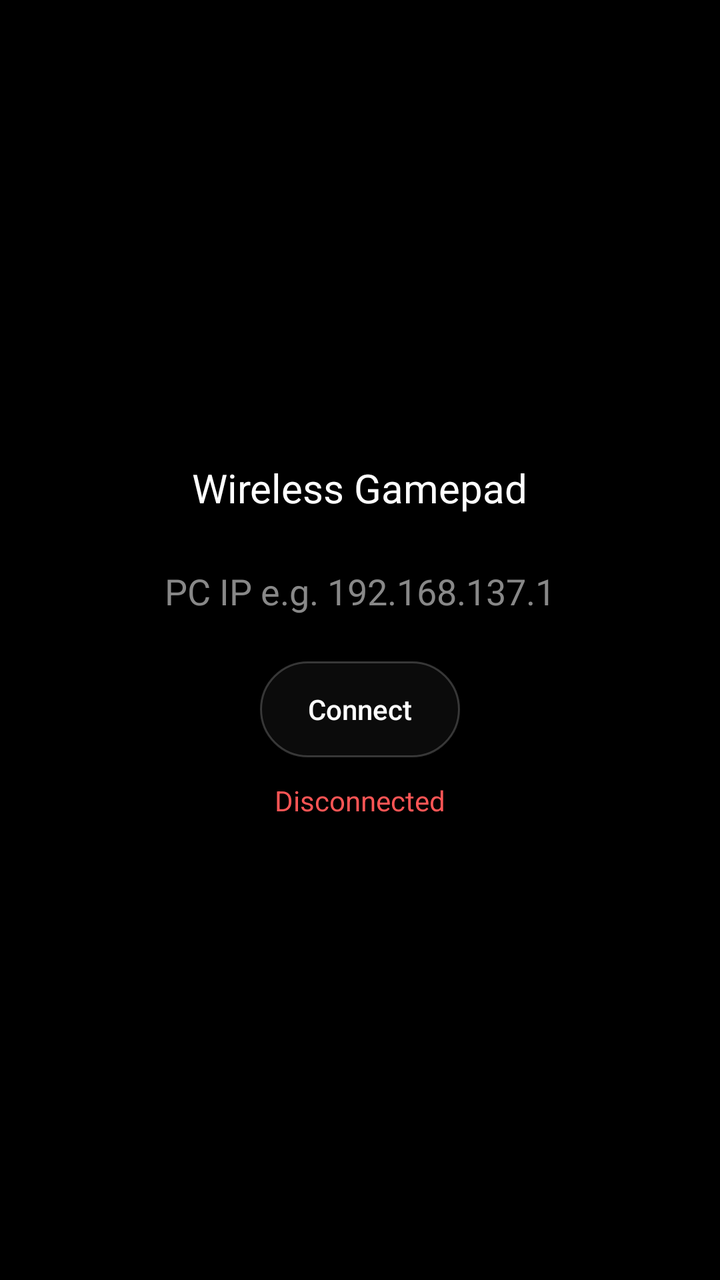
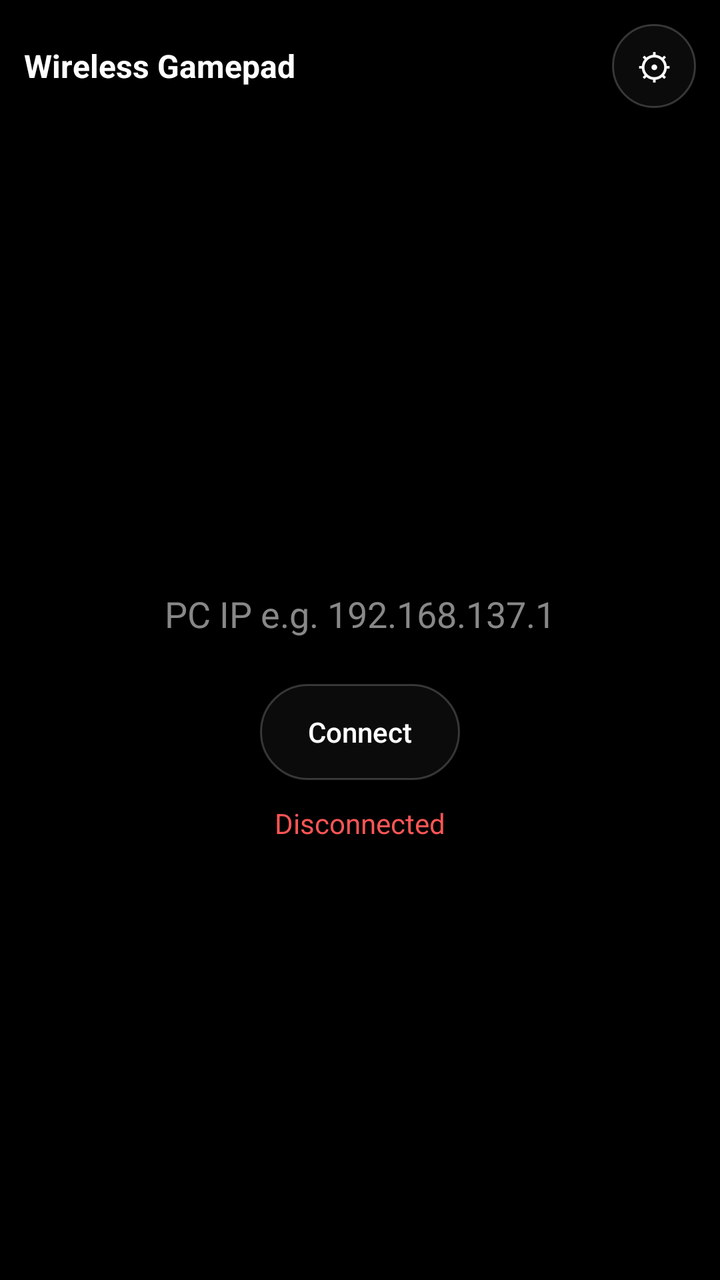

Two renders of the same Android screen: before a commit and after it. Below are the layout's source before the change and the commit's diff.
<!-- AndroidManifest.xml: application theme Theme.Gamepad -->
<!-- res/layout/activity_main.xml -->
<?xml version="1.0" encoding="utf-8"?>
<FrameLayout xmlns:android="http://schemas.android.com/apk/res/android"
    android:layout_width="match_parent"
    android:layout_height="match_parent"
    android:keepScreenOn="true"
    android:background="#000000">

    
    <FrameLayout
        android:id="@+id/gamepadRoot"
        android:layout_width="match_parent"
        android:layout_height="match_parent"
        android:visibility="gone">

        
        <com.tombstone.wirelessgamepad.JoystickView
            android:id="@+id/leftStick"
            android:layout_width="160dp"
            android:layout_height="160dp" />

        
        <com.tombstone.wirelessgamepad.JoystickView
            android:id="@+id/rightStick"
            android:layout_width="160dp"
            android:layout_height="160dp" />

        
        <com.tombstone.wirelessgamepad.TriggerSliderView
            android:id="@+id/ltSlider"
            android:layout_width="72dp"
            android:layout_height="56dp" />

        
        <com.tombstone.wirelessgamepad.TriggerSliderView
            android:id="@+id/rtSlider"
            android:layout_width="72dp"
            android:layout_height="56dp" />

        
        <androidx.appcompat.widget.AppCompatButton
            android:id="@+id/lbBtn"
            android:layout_width="88dp"
            android:layout_height="40dp"
            android:background="@drawable/shoulder_button_bg"
            android:text="LB"
            android:textAllCaps="false"
            android:textColor="#CCCCCC"
            android:textSize="13sp"
            android:textStyle="bold"
            android:letterSpacing="0.05" />

        
        <androidx.appcompat.widget.AppCompatButton
            android:id="@+id/rbBtn"
            android:layout_width="88dp"
            android:layout_height="40dp"
            android:background="@drawable/shoulder_button_bg"
            android:text="RB"
            android:textAllCaps="false"
            android:textColor="#CCCCCC"
            android:textSize="13sp"
            android:textStyle="bold"
            android:letterSpacing="0.05" />

        
        <androidx.appcompat.widget.AppCompatButton
            android:id="@+id/l3Btn"
            android:layout_width="48dp"
            android:layout_height="48dp"
            android:background="@drawable/circle_button_bg"
            android:text="🏃"
            android:textSize="18sp" />

        
        <androidx.appcompat.widget.AppCompatButton
            android:id="@+id/r3Btn"
            android:layout_width="48dp"
            android:layout_height="48dp"
            android:background="@drawable/circle_button_bg"
            android:text="🎯"
            android:textSize="18sp" />

        
        <androidx.appcompat.widget.AppCompatButton
            android:id="@+id/backBtn"
            android:layout_width="64dp"
            android:layout_height="32dp"
            android:background="@drawable/pill_button_bg"
            android:text="SELECT"
            android:textAllCaps="false"
            android:textColor="#AAAAAA"
            android:textSize="9sp"
            android:letterSpacing="0.05" />

        
        <androidx.appcompat.widget.AppCompatButton
            android:id="@+id/homeBtn"
            android:layout_width="44dp"
            android:layout_height="44dp"
            android:background="@drawable/circle_button_bg"
            android:text="⌂"
            android:textColor="#FFFFFF"
            android:textSize="18sp" />

        
        <androidx.appcompat.widget.AppCompatButton
            android:id="@+id/startBtn"
            android:layout_width="64dp"
            android:layout_height="32dp"
            android:background="@drawable/pill_button_bg"
            android:text="START"
            android:textAllCaps="false"
            android:textColor="#AAAAAA"
            android:textSize="9sp"
            android:letterSpacing="0.05" />

        
        <RelativeLayout
            android:id="@+id/dpad"
            android:layout_width="156dp"
            android:layout_height="156dp">

            <androidx.appcompat.widget.AppCompatButton
                android:id="@+id/dUp"
                android:layout_width="48dp"
                android:layout_height="48dp"
                android:layout_centerHorizontal="true"
                android:layout_alignParentTop="true"
                android:background="@drawable/pill_button_bg"
                android:text="▲"
                android:textColor="#CCCCCC"
                android:textSize="16sp" />

            <androidx.appcompat.widget.AppCompatButton
                android:id="@+id/dDown"
                android:layout_width="48dp"
                android:layout_height="48dp"
                android:layout_centerHorizontal="true"
                android:layout_alignParentBottom="true"
                android:background="@drawable/pill_button_bg"
                android:text="▼"
                android:textColor="#CCCCCC"
                android:textSize="16sp" />

            <androidx.appcompat.widget.AppCompatButton
                android:id="@+id/dLeft"
                android:layout_width="48dp"
                android:layout_height="48dp"
                android:layout_alignParentStart="true"
                android:layout_centerVertical="true"
                android:background="@drawable/pill_button_bg"
                android:text="◀"
                android:textColor="#CCCCCC"
                android:textSize="16sp" />

            <androidx.appcompat.widget.AppCompatButton
                android:id="@+id/dRight"
                android:layout_width="48dp"
                android:layout_height="48dp"
                android:layout_alignParentEnd="true"
                android:layout_centerVertical="true"
                android:background="@drawable/pill_button_bg"
                android:text="▶"
                android:textColor="#CCCCCC"
                android:textSize="16sp" />
        </RelativeLayout>

        
        <RelativeLayout
            android:id="@+id/abxy"
            android:layout_width="156dp"
            android:layout_height="156dp">

            
            <androidx.appcompat.widget.AppCompatButton
                android:id="@+id/btnY"
                android:layout_width="52dp"
                android:layout_height="52dp"
                android:layout_centerHorizontal="true"
                android:layout_alignParentTop="true"
                android:background="@drawable/btn_y_bg"
                android:text="Y"
                android:textColor="#FFC107"
                android:textStyle="bold"
                android:textSize="15sp" />

            
            <androidx.appcompat.widget.AppCompatButton
                android:id="@+id/btnA"
                android:layout_width="52dp"
                android:layout_height="52dp"
                android:layout_centerHorizontal="true"
                android:layout_alignParentBottom="true"
                android:background="@drawable/btn_a_bg"
                android:text="A"
                android:textColor="#4CAF50"
                android:textStyle="bold"
                android:textSize="15sp" />

            
            <androidx.appcompat.widget.AppCompatButton
                android:id="@+id/btnX"
                android:layout_width="52dp"
                android:layout_height="52dp"
                android:layout_alignParentStart="true"
                android:layout_centerVertical="true"
                android:background="@drawable/btn_x_bg"
                android:text="X"
                android:textColor="#2196F3"
                android:textStyle="bold"
                android:textSize="15sp" />

            
            <androidx.appcompat.widget.AppCompatButton
                android:id="@+id/btnB"
                android:layout_width="52dp"
                android:layout_height="52dp"
                android:layout_alignParentEnd="true"
                android:layout_centerVertical="true"
                android:background="@drawable/btn_b_bg"
                android:text="B"
                android:textColor="#F44336"
                android:textStyle="bold"
                android:textSize="15sp" />
        </RelativeLayout>

    </FrameLayout>

    
    <LinearLayout
        android:id="@+id/connectScreen"
        android:layout_width="match_parent"
        android:layout_height="match_parent"
        android:background="#000000"
        android:gravity="center"
        android:orientation="vertical"
        android:padding="24dp">

        <TextView
            android:layout_width="wrap_content"
            android:layout_height="wrap_content"
            android:layout_marginBottom="16dp"
            android:text="Wireless Gamepad"
            android:textColor="#FFFFFF"
            android:textSize="20sp" />

        <EditText
            android:id="@+id/ipInput"
            android:layout_width="260dp"
            android:layout_height="wrap_content"
            android:gravity="center"
            android:hint="PC IP e.g. 192.168.137.1"
            android:inputType="text"
            android:maxLines="1"
            android:imeOptions="actionDone"
            android:textColor="#FFFFFF"
            android:textColorHint="#888888" />

        <androidx.appcompat.widget.AppCompatButton
            android:id="@+id/connectBtn"
            android:layout_width="wrap_content"
            android:layout_height="wrap_content"
            android:layout_marginTop="16dp"
            android:background="@drawable/pill_button_bg"
            android:paddingStart="24dp"
            android:paddingEnd="24dp"
            android:text="Connect"
            android:textAllCaps="false"
            android:textColor="#FFFFFF" />

        <TextView
            android:id="@+id/statusText"
            android:layout_width="wrap_content"
            android:layout_height="wrap_content"
            android:layout_marginTop="12dp"
            android:text="Disconnected"
            android:textColor="#FF5555" />
    </LinearLayout>

</FrameLayout>
<!-- resources referenced by this layout -->
<resources>
  <!-- drawable btn_a_bg (drawable) -->
  <?xml version="1.0" encoding="utf-8"?>
  <shape xmlns:android="http://schemas.android.com/apk/res/android"
      android:shape="oval">
      <solid android:color="#661E3B1E" />
      <stroke
          android:width="2dp"
          android:color="#554CAF50" />
  </shape>
  <!-- drawable btn_b_bg (drawable) -->
  <?xml version="1.0" encoding="utf-8"?>
  <shape xmlns:android="http://schemas.android.com/apk/res/android"
      android:shape="oval">
      <solid android:color="#663B1E1E" />
      <stroke
          android:width="2dp"
          android:color="#55F44336" />
  </shape>
  <!-- drawable btn_x_bg (drawable) -->
  <?xml version="1.0" encoding="utf-8"?>
  <shape xmlns:android="http://schemas.android.com/apk/res/android"
      android:shape="oval">
      <solid android:color="#661E2A3B" />
      <stroke
          android:width="2dp"
          android:color="#552196F3" />
  </shape>
  <!-- drawable btn_y_bg (drawable) -->
  <?xml version="1.0" encoding="utf-8"?>
  <shape xmlns:android="http://schemas.android.com/apk/res/android"
      android:shape="oval">
      <solid android:color="#663B350E" />
      <stroke
          android:width="2dp"
          android:color="#55FFC107" />
  </shape>
  <!-- drawable circle_button_bg (drawable) -->
  <?xml version="1.0" encoding="utf-8"?>
  <shape xmlns:android="http://schemas.android.com/res/android" android:shape="oval">
      <solid android:color="#402F2F2F" />
      <stroke android:width="1dp" android:color="#33FFFFFF" />
  </shape>
  <!-- drawable pill_button_bg (drawable) -->
  <?xml version="1.0" encoding="utf-8"?>
  <shape xmlns:android="http://schemas.android.com/res/android" android:shape="rectangle">
      <solid android:color="#402F2F2F" />
      <corners android:radius="28dp" />
      <stroke android:width="1dp" android:color="#33FFFFFF" />
  </shape>
  <!-- drawable shoulder_button_bg (drawable) -->
  <?xml version="1.0" encoding="utf-8"?>
  <shape xmlns:android="http://schemas.android.com/apk/res/android"
      android:shape="rectangle">
      <solid android:color="#55252525" />
      <corners android:radius="14dp" />
      <stroke
          android:width="1.5dp"
          android:color="#44FFFFFF" />
  </shape>
  <style name="Theme.Gamepad" parent="Base.Theme.Gamepad" />
  <style name="Base.Theme.Gamepad" parent="Theme.AppCompat.DayNight.NoActionBar" />
</resources>

<!-- the commit's change to res/layout/activity_main.xml (unified diff, before → after) -->
@@ -2,15 +2,15 @@
 <FrameLayout xmlns:android="http://schemas.android.com/apk/res/android"
     android:layout_width="match_parent"
     android:layout_height="match_parent"
-    android:keepScreenOn="true"
-    android:background="#000000">
+    android:background="#000000"
+    android:keepScreenOn="true">
 
     
     <FrameLayout
         android:id="@+id/gamepadRoot"
         android:layout_width="match_parent"
         android:layout_height="match_parent"
-        android:visibility="gone">
+        android:visibility="invisible">
 
         
         <com.tombstone.wirelessgamepad.JoystickView
@@ -42,12 +42,12 @@
             android:layout_width="88dp"
             android:layout_height="40dp"
             android:background="@drawable/shoulder_button_bg"
+            android:letterSpacing="0.05"
             android:text="LB"
             android:textAllCaps="false"
             android:textColor="#CCCCCC"
             android:textSize="13sp"
-            android:textStyle="bold"
-            android:letterSpacing="0.05" />
+            android:textStyle="bold" />
 
         
         <androidx.appcompat.widget.AppCompatButton
@@ -55,12 +55,12 @@
             android:layout_width="88dp"
             android:layout_height="40dp"
             android:background="@drawable/shoulder_button_bg"
+            android:letterSpacing="0.05"
             android:text="RB"
             android:textAllCaps="false"
             android:textColor="#CCCCCC"
             android:textSize="13sp"
-            android:textStyle="bold"
-            android:letterSpacing="0.05" />
+            android:textStyle="bold" />
 
         
         <androidx.appcompat.widget.AppCompatButton
@@ -86,11 +86,11 @@
             android:layout_width="64dp"
             android:layout_height="32dp"
             android:background="@drawable/pill_button_bg"
+            android:letterSpacing="0.05"
             android:text="SELECT"
             android:textAllCaps="false"
             android:textColor="#AAAAAA"
-            android:textSize="9sp"
-            android:letterSpacing="0.05" />
+            android:textSize="9sp" />
 
         
         <androidx.appcompat.widget.AppCompatButton
@@ -108,11 +108,11 @@
             android:layout_width="64dp"
             android:layout_height="32dp"
             android:background="@drawable/pill_button_bg"
+            android:letterSpacing="0.05"
             android:text="START"
             android:textAllCaps="false"
             android:textColor="#AAAAAA"
-            android:textSize="9sp"
-            android:letterSpacing="0.05" />
+            android:textSize="9sp" />
 
         
         <RelativeLayout
@@ -124,8 +124,8 @@
                 android:id="@+id/dUp"
                 android:layout_width="48dp"
                 android:layout_height="48dp"
+                android:layout_alignParentTop="true"
                 android:layout_centerHorizontal="true"
-                android:layout_alignParentTop="true"
                 android:background="@drawable/pill_button_bg"
                 android:text="▲"
                 android:textColor="#CCCCCC"
@@ -135,8 +135,8 @@
                 android:id="@+id/dDown"
                 android:layout_width="48dp"
                 android:layout_height="48dp"
+                android:layout_alignParentBottom="true"
                 android:layout_centerHorizontal="true"
-                android:layout_alignParentBottom="true"
                 android:background="@drawable/pill_button_bg"
                 android:text="▼"
                 android:textColor="#CCCCCC"
@@ -176,26 +176,26 @@
                 android:id="@+id/btnY"
                 android:layout_width="52dp"
                 android:layout_height="52dp"
+                android:layout_alignParentTop="true"
                 android:layout_centerHorizontal="true"
-                android:layout_alignParentTop="true"
                 android:background="@drawable/btn_y_bg"
                 android:text="Y"
                 android:textColor="#FFC107"
-                android:textStyle="bold"
-                android:textSize="15sp" />
+                android:textSize="15sp"
+                android:textStyle="bold" />
 
             
             <androidx.appcompat.widget.AppCompatButton
                 android:id="@+id/btnA"
                 android:layout_width="52dp"
                 android:layout_height="52dp"
+                android:layout_alignParentBottom="true"
                 android:layout_centerHorizontal="true"
-                android:layout_alignParentBottom="true"
                 android:background="@drawable/btn_a_bg"
                 android:text="A"
                 android:textColor="#4CAF50"
-                android:textStyle="bold"
-                android:textSize="15sp" />
+                android:textSize="15sp"
+                android:textStyle="bold" />
 
             
             <androidx.appcompat.widget.AppCompatButton
@@ -207,8 +207,8 @@
                 android:background="@drawable/btn_x_bg"
                 android:text="X"
                 android:textColor="#2196F3"
-                android:textStyle="bold"
-                android:textSize="15sp" />
+                android:textSize="15sp"
+                android:textStyle="bold" />
 
             
             <androidx.appcompat.widget.AppCompatButton
@@ -220,8 +220,8 @@
                 android:background="@drawable/btn_b_bg"
                 android:text="B"
                 android:textColor="#F44336"
-                android:textStyle="bold"
-                android:textSize="15sp" />
+                android:textSize="15sp"
+                android:textStyle="bold" />
         </RelativeLayout>
 
     </FrameLayout>
@@ -232,49 +232,76 @@
         android:layout_width="match_parent"
         android:layout_height="match_parent"
         android:background="#000000"
-        android:gravity="center"
-        android:orientation="vertical"
-        android:padding="24dp">
-
-        <TextView
-            android:layout_width="wrap_content"
+        android:orientation="vertical">
+
+        
+        <LinearLayout
+            android:layout_width="match_parent"
             android:layout_height="wrap_content"
-            android:layout_marginBottom="16dp"
-            android:text="Wireless Gamepad"
-            android:textColor="#FFFFFF"
-            android:textSize="20sp" />
-
-        <EditText
-            android:id="@+id/ipInput"
-            android:layout_width="260dp"
-            android:layout_height="wrap_content"
+            android:gravity="center_vertical"
+            android:orientation="horizontal"
+            android:padding="12dp">
+
+            <TextView
+                android:layout_width="0dp"
+                android:layout_height="wrap_content"
+                android:layout_weight="1"
+                android:text="Wireless Gamepad"
+                android:textColor="#FFFFFF"
+                android:textSize="16sp"
+                android:textStyle="bold" />
+
+            <androidx.appcompat.widget.AppCompatButton
+                android:id="@+id/settingsBtn"
+                android:layout_width="42dp"
+                android:layout_height="42dp"
+                android:background="@drawable/circle_button_bg"
+                android:text="⚙"
+                android:textColor="#FFFFFF"
+                android:textSize="18sp" />
+        </LinearLayout>
+
+        
+        <LinearLayout
+            android:layout_width="match_parent"
+            android:layout_height="0dp"
+            android:layout_weight="1"
             android:gravity="center"
-            android:hint="PC IP e.g. 192.168.137.1"
-            android:inputType="text"
-            android:maxLines="1"
-            android:imeOptions="actionDone"
-            android:textColor="#FFFFFF"
-            android:textColorHint="#888888" />
-
-        <androidx.appcompat.widget.AppCompatButton
-            android:id="@+id/connectBtn"
-            android:layout_width="wrap_content"
-            android:layout_height="wrap_content"
-            android:layout_marginTop="16dp"
-            android:background="@drawable/pill_button_bg"
-            android:paddingStart="24dp"
-            android:paddingEnd="24dp"
-            android:text="Connect"
-            android:textAllCaps="false"
-            android:textColor="#FFFFFF" />
-
-        <TextView
-            android:id="@+id/statusText"
-            android:layout_width="wrap_content"
-            android:layout_height="wrap_content"
-            android:layout_marginTop="12dp"
-            android:text="Disconnected"
-            android:textColor="#FF5555" />
+            android:orientation="vertical"
+            android:padding="24dp">
+
+            <EditText
+                android:id="@+id/ipInput"
+                android:layout_width="260dp"
+                android:layout_height="wrap_content"
+                android:gravity="center"
+                android:hint="PC IP e.g. 192.168.137.1"
+                android:imeOptions="actionDone"
+                android:inputType="text"
+                android:maxLines="1"
+                android:textColor="#FFFFFF"
+                android:textColorHint="#888888" />
+
+            <androidx.appcompat.widget.AppCompatButton
+                android:id="@+id/connectBtn"
+                android:layout_width="wrap_content"
+                android:layout_height="wrap_content"
+                android:layout_marginTop="16dp"
+                android:background="@drawable/pill_button_bg"
+                android:paddingStart="24dp"
+                android:paddingEnd="24dp"
+                android:text="Connect"
+                android:textAllCaps="false"
+                android:textColor="#FFFFFF" />
+
+            <TextView
+                android:id="@+id/statusText"
+                android:layout_width="wrap_content"
+                android:layout_height="wrap_content"
+                android:layout_marginTop="12dp"
+                android:text="Disconnected"
+                android:textColor="#FF5555" />
+        </LinearLayout>
     </LinearLayout>
 
 </FrameLayout>
